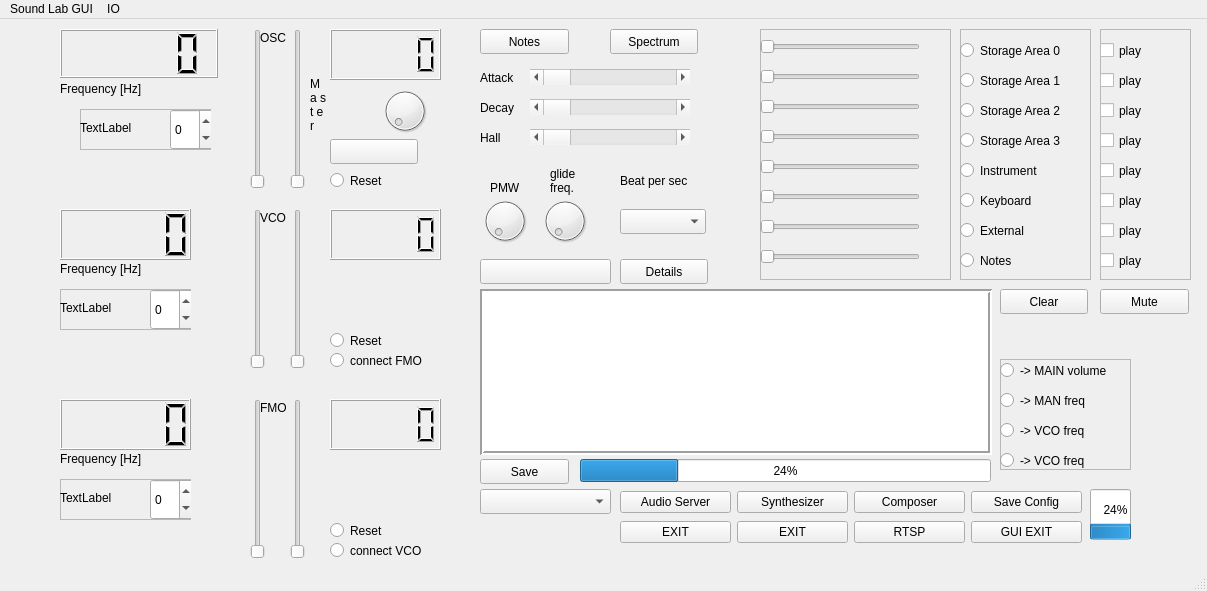
Before: the Qt Designer form OceanGUI/mainwindow.ui in uglasmeyer/ocean, drawn with Qt 5.
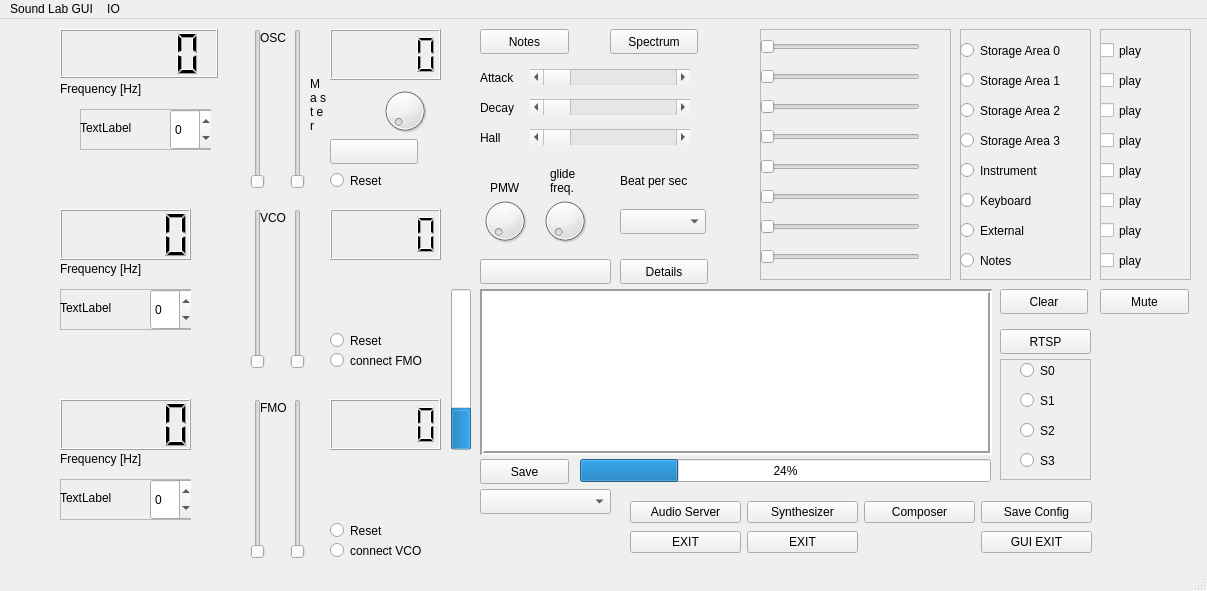
After: the same form once the commit is applied.

What changed in the file:
```diff
--- a/OceanGUI/mainwindow.ui
+++ b/OceanGUI/mainwindow.ui
@@ -1218,8 +1218,8 @@
      <rect>
       <x>1000</x>
       <y>340</y>
-      <width>131</width>
-      <height>111</height>
+      <width>91</width>
+      <height>121</height>
      </rect>
     </property>
     <property name="frameShape">
@@ -1231,53 +1231,53 @@
     <widget class="QRadioButton" name="rb_melody_2">
      <property name="geometry">
       <rect>
-       <x>0</x>
+       <x>20</x>
+       <y>0</y>
+       <width>61</width>
+       <height>23</height>
+      </rect>
+     </property>
+     <property name="text">
+      <string>S0</string>
+     </property>
+    </widget>
+    <widget class="QRadioButton" name="rb_S1">
+     <property name="geometry">
+      <rect>
+       <x>20</x>
        <y>30</y>
-       <width>131</width>
+       <width>61</width>
        <height>23</height>
       </rect>
      </property>
      <property name="text">
-      <string>-&gt; MAN freq</string>
+      <string>S1</string>
      </property>
     </widget>
     <widget class="QRadioButton" name="rb_melody_3">
      <property name="geometry">
       <rect>
-       <x>0</x>
+       <x>20</x>
        <y>60</y>
-       <width>112</width>
+       <width>61</width>
        <height>23</height>
       </rect>
      </property>
      <property name="text">
-      <string>-&gt; VCO freq</string>
+      <string>S2</string>
      </property>
     </widget>
     <widget class="QRadioButton" name="rb_melody_1">
      <property name="geometry">
       <rect>
-       <x>0</x>
-       <y>0</y>
-       <width>131</width>
-       <height>23</height>
-      </rect>
-     </property>
-     <property name="text">
-      <string>-&gt; MAIN volume</string>
-     </property>
-    </widget>
-    <widget class="QRadioButton" name="rb_melody_4">
-     <property name="geometry">
-      <rect>
-       <x>0</x>
+       <x>20</x>
        <y>90</y>
-       <width>112</width>
+       <width>61</width>
        <height>23</height>
       </rect>
      </property>
      <property name="text">
-      <string>-&gt; VCO freq</string>
+      <string>S3</string>
      </property>
     </widget>
    </widget>
@@ -1705,8 +1705,8 @@
    <widget class="QWidget" name="layoutWidget">
     <property name="geometry">
      <rect>
-      <x>620</x>
-      <y>470</y>
+      <x>630</x>
+      <y>480</y>
       <width>462</width>
       <height>58</height>
      </rect>
@@ -1761,13 +1761,6 @@
        </property>
       </widget>
      </item>
-     <item row="1" column="3">
-      <widget class="QPushButton" name="pB_Rtsp">
-       <property name="text">
-        <string>RTSP</string>
-       </property>
-      </widget>
-     </item>
     </layout>
    </widget>
    <widget class="QComboBox" name="cb_bps">
@@ -1783,10 +1776,10 @@
    <widget class="QProgressBar" name="Pbar_telapsed">
     <property name="geometry">
      <rect>
-      <x>1090</x>
-      <y>470</y>
-      <width>41</width>
-      <height>51</height>
+      <x>451</x>
+      <y>270</y>
+      <width>20</width>
+      <height>161</height>
      </rect>
     </property>
     <property name="value">
@@ -1799,6 +1792,19 @@
      <enum>Qt::Vertical</enum>
     </property>
    </widget>
+   <widget class="QPushButton" name="pB_Rtsp">
+    <property name="geometry">
+     <rect>
+      <x>1000</x>
+      <y>310</y>
+      <width>91</width>
+      <height>25</height>
+     </rect>
+    </property>
+    <property name="text">
+     <string>RTSP</string>
+    </property>
+   </widget>
   </widget>
   <widget class="QMenuBar" name="menubar">
    <property name="geometry">
```
Left out of the diff: 8 changed lines with no effect on the pictures.
